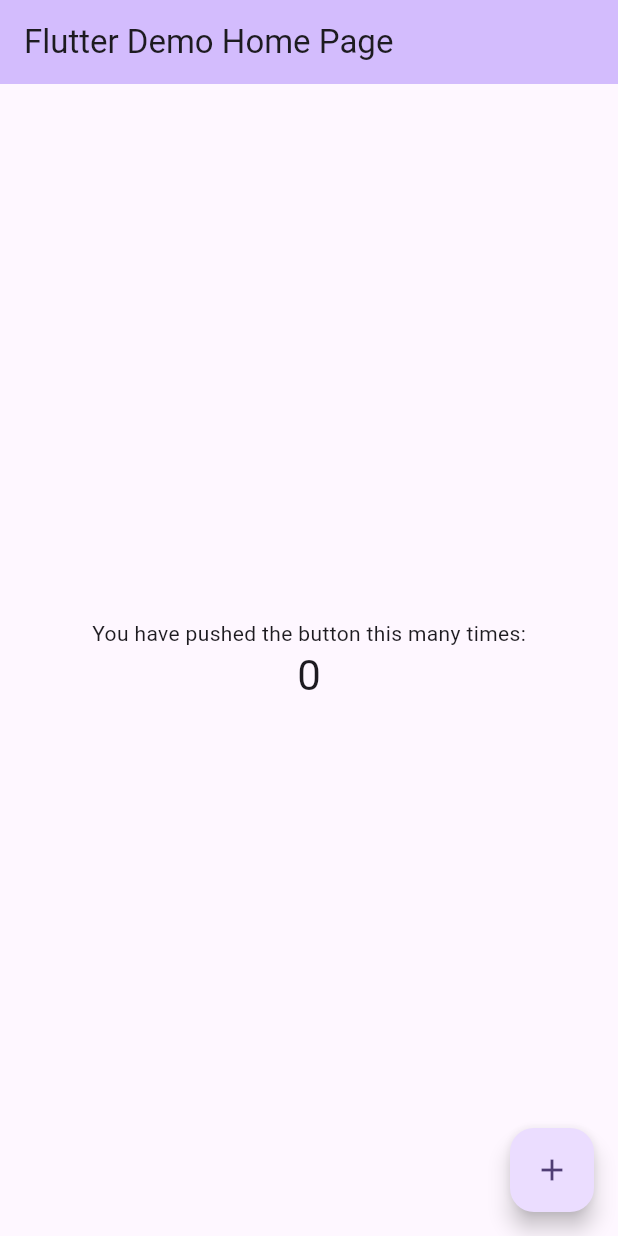
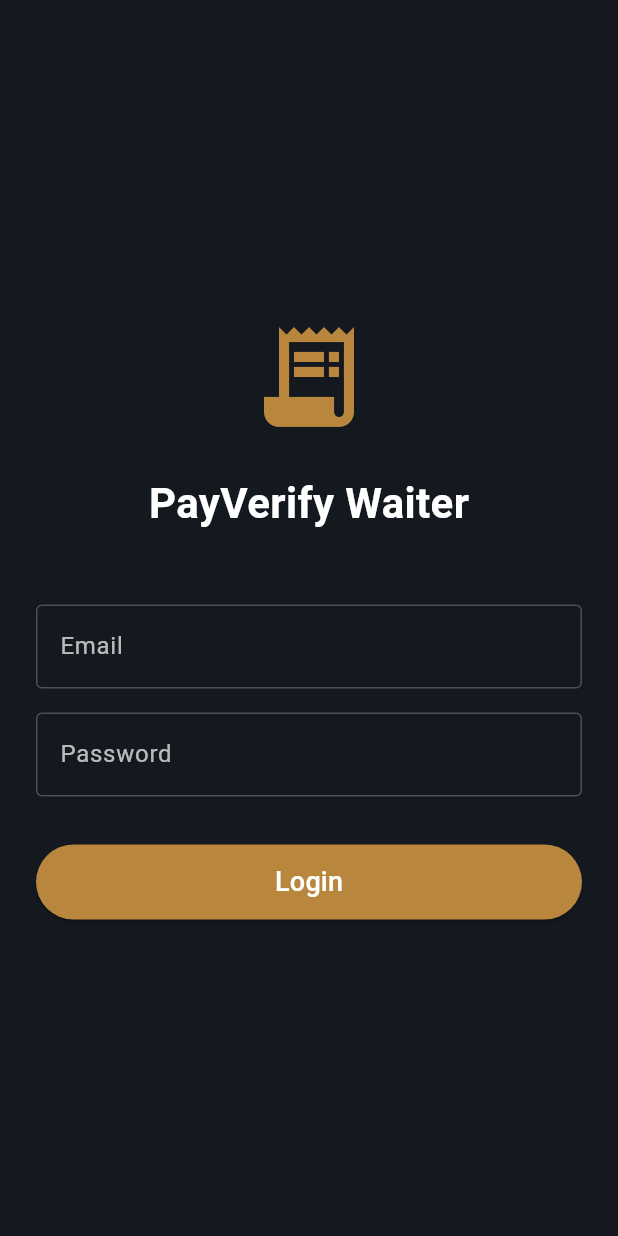
Before and after one commit to yonas-woldeyohanis/payverify, a Flutter app: the screen it shows after launch, on a phone screen of 412 x 824 dp. Run offline on Flutter 3.47's test engine with Material 3 defaults, Android fonts, the phone set to English and light mode, and no system bars; our stand-ins replace supabase_flutter; accounts and stored records are empty.

Commit message:
Add Supabase authentication and beautiful Material Design login screen

```diff
--- a/waiter_app/lib/main.dart
+++ b/waiter_app/lib/main.dart
@@ -1,125 +1,56 @@
 import 'package:flutter/material.dart';
+import 'package:supabase_flutter/supabase_flutter.dart';
+import 'utils/constants.dart';
+import 'screens/login_screen.dart';
+import 'screens/home_screen.dart';
 
-void main() {
-  runApp(const MyApp());
+Future<void> main() async {
+  WidgetsFlutterBinding.ensureInitialized();
+
+  await Supabase.initialize(
+    url: supabaseUrl,
+    anonKey: supabaseAnonKey,
+  );
+
+  runApp(const WaiterApp());
 }
 
-class MyApp extends StatelessWidget {
-  const MyApp({super.key});
+class WaiterApp extends StatelessWidget {
+  const WaiterApp({super.key});
 
-  // This widget is the root of your application.
   @override
   Widget build(BuildContext context) {
     return MaterialApp(
-      title: 'Flutter Demo',
+      title: 'PayVerify Waiter',
       theme: ThemeData(
-        // This is the theme of your application.
-        //
-        // TRY THIS: Try running your application with "flutter run". You'll see
-        // the application has a purple toolbar. Then, without quitting the app,
-        // try changing the seedColor in the colorScheme below to Colors.green
-        // and then invoke "hot reload" (save your changes or press the "hot
-        // reload" button in a Flutter-supported IDE, or press "r" if you used
-        // the command line to start the app).
-        //
-        // Notice that the counter didn't reset back to zero; the application
-        // state is not lost during the reload. To reset the state, use hot
-        // restart instead.
-        //
-        // This works for code too, not just values: Most code changes can be
-        // tested with just a hot reload.
-        colorScheme: ColorScheme.fromSeed(seedColor: Colors.deepPurple),
+        colorScheme: ColorScheme.fromSeed(seedColor: primaryColor),
         useMaterial3: true,
       ),
-      home: const MyHomePage(title: 'Flutter Demo Home Page'),
+      home: const AuthGate(),
     );
   }
 }
 
-class MyHomePage extends StatefulWidget {
-  const MyHomePage({super.key, required this.title});
-
-  // This widget is the home page of your application. It is stateful, meaning
-  // that it has a State object (defined below) that contains fields that affect
-  // how it looks.
-
-  // This class is the configuration for the state. It holds the values (in this
-  // case the title) provided by the parent (in this case the App widget) and
-  // used by the build method of the State. Fields in a Widget subclass are
-  // always marked "final".
-
-  final String title;
+class AuthGate extends StatefulWidget {
+  const AuthGate({super.key});
 
   @override
-  State<MyHomePage> createState() => _MyHomePageState();
+  State<AuthGate> createState() => _AuthGateState();
 }
 
-class _MyHomePageState extends State<MyHomePage> {
-  int _counter = 0;
-
-  void _incrementCounter() {
-    setState(() {
-      // This call to setState tells the Flutter framework that something has
-      // changed in this State, which causes it to rerun the build method below
-      // so that the display can reflect the updated values. If we changed
-      // _counter without calling setState(), then the build method would not be
-      // called again, and so nothing would appear to happen.
-      _counter++;
+class _AuthGateState extends State<AuthGate> {
+  @override
+  void initState() {
+    super.initState();
+    supabase.auth.onAuthStateChange.listen((data) {
+      if (mounted) setState(() {});
     });
   }
 
   @override
   Widget build(BuildContext context) {
-    // This method is rerun every time setState is called, for instance as done
-    // by the _incrementCounter method above.
-    //
-    // The Flutter framework has been optimized to make rerunning build methods
-    // fast, so that you can just rebuild anything that needs updating rather
-    // than having to individually change instances of widgets.
-    return Scaffold(
-      appBar: AppBar(
-        // TRY THIS: Try changing the color here to a specific color (to
-        // Colors.amber, perhaps?) and trigger a hot reload to see the AppBar
-        // change color while the other colors stay the same.
-        backgroundColor: Theme.of(context).colorScheme.inversePrimary,
-        // Here we take the value from the MyHomePage object that was created by
-        // the App.build method, and use it to set our appbar title.
-        title: Text(widget.title),
-      ),
-      body: Center(
-        // Center is a layout widget. It takes a single child and positions it
-        // in the middle of the parent.
-        child: Column(
-          // Column is also a layout widget. It takes a list of children and
-          // arranges them vertically. By default, it sizes itself to fit its
-          // children horizontally, and tries to be as tall as its parent.
-          //
-          // Column has various properties to control how it sizes itself and
-          // how it positions its children. Here we use mainAxisAlignment to
-          // center the children vertically; the main axis here is the vertical
-          // axis because Columns are vertical (the cross axis would be
-          // horizontal).
-          //
-          // TRY THIS: Invoke "debug painting" (choose the "Toggle Debug Paint"
-          // action in the IDE, or press "p" in the console), to see the
-          // wireframe for each widget.
-          mainAxisAlignment: MainAxisAlignment.center,
-          children: <Widget>[
-            const Text(
-              'You have pushed the button this many times:',
-            ),
-            Text(
-              '$_counter',
-              style: Theme.of(context).textTheme.headlineMedium,
-            ),
-          ],
-        ),
-      ),
-      floatingActionButton: FloatingActionButton(
-        onPressed: _incrementCounter,
-        tooltip: 'Increment',
-        child: const Icon(Icons.add),
-      ), // This trailing comma makes auto-formatting nicer for build methods.
-    );
+    return supabase.auth.currentSession == null
+        ? const LoginScreen()
+        : const HomeScreen();
   }
 }
--- /dev/null
+++ b/waiter_app/lib/screens/home_screen.dart
@@ -0,0 +1,27 @@
+import 'package:flutter/material.dart';
+import '../utils/constants.dart';
+
+class HomeScreen extends StatelessWidget {
+  const HomeScreen({super.key});
+
+  @override
+  Widget build(BuildContext context) {
+    return Scaffold(
+      appBar: AppBar(
+        title: const Text('Dashboard'),
+        backgroundColor: backgroundColor,
+        actions: [
+          IconButton(
+            icon: const Icon(Icons.logout),
+            onPressed: () async {
+              await supabase.auth.signOut();
+            },
+          )
+        ],
+      ),
+      body: const Center(
+        child: Text('Scanner Screen coming next!'),
+      ),
+    );
+  }
+}
--- /dev/null
+++ b/waiter_app/lib/screens/login_screen.dart
@@ -0,0 +1,93 @@
+import 'package:flutter/material.dart';
+import '../utils/constants.dart';
+
+class LoginScreen extends StatefulWidget {
+  const LoginScreen({super.key});
+
+  @override
+  State<LoginScreen> createState() => _LoginScreenState();
+}
+
+class _LoginScreenState extends State<LoginScreen> {
+  final _emailController = TextEditingController();
+  final _passwordController = TextEditingController();
+  bool _isLoading = false;
+
+  Future<void> _signIn() async {
+    setState(() => _isLoading = true);
+    try {
+      await supabase.auth.signInWithPassword(
+        email: _emailController.text.trim(),
+        password: _passwordController.text,
+      );
+      // Navigation is handled by auth state listener in main.dart
+    } catch (error) {
+      if (mounted) {
+        ScaffoldMessenger.of(context).showSnackBar(
+          SnackBar(content: Text('Login failed: $error'), backgroundColor: Colors.red),
+        );
+      }
+    } finally {
+      if (mounted) setState(() => _isLoading = false);
+    }
+  }
+
+  @override
+  Widget build(BuildContext context) {
+    return Scaffold(
+      backgroundColor: backgroundColor,
+      body: Center(
+        child: SingleChildScrollView(
+          padding: const EdgeInsets.all(24.0),
+          child: Column(
+            mainAxisAlignment: MainAxisAlignment.center,
+            children: [
+              const Icon(Icons.receipt_long, size: 80, color: primaryColor),
+              const SizedBox(height: 24),
+              const Text(
+                'PayVerify Waiter',
+                style: TextStyle(fontSize: 28, fontWeight: FontWeight.bold, color: Colors.white),
+              ),
+              const SizedBox(height: 48),
+              TextField(
+                controller: _emailController,
+                style: const TextStyle(color: Colors.white),
+                decoration: const InputDecoration(
+                  labelText: 'Email',
+                  labelStyle: TextStyle(color: Colors.white70),
+                  enabledBorder: OutlineInputBorder(borderSide: BorderSide(color: Colors.white24)),
+                  focusedBorder: OutlineInputBorder(borderSide: BorderSide(color: primaryColor)),
+                ),
+                keyboardType: TextInputType.emailAddress,
+              ),
+              const SizedBox(height: 16),
+              TextField(
+                controller: _passwordController,
+                style: const TextStyle(color: Colors.white),
+                decoration: const InputDecoration(
+                  labelText: 'Password',
+                  labelStyle: TextStyle(color: Colors.white70),
+                  enabledBorder: OutlineInputBorder(borderSide: BorderSide(color: Colors.white24)),
+                  focusedBorder: OutlineInputBorder(borderSide: BorderSide(color: primaryColor)),
+                ),
+                obscureText: true,
+              ),
+              const SizedBox(height: 32),
+              SizedBox(
+                width: double.infinity,
+                height: 50,
+                child: ElevatedButton(
+                  onPressed: _isLoading ? null : _signIn,
+                  style: ElevatedButton.styleFrom(backgroundColor: primaryColor),
+                  child: _isLoading
+                      ? const CircularProgressIndicator(color: Colors.white)
+                      : const Text('Login', style: TextStyle(fontSize: 18, color: Colors.white)),
+                ),
+              ),
+            ],
+          ),
+        ),
+      ),
+    );
+  }
+}
--- /dev/null
+++ b/waiter_app/lib/utils/constants.dart
@@ -0,0 +1,10 @@
+import 'package:flutter/material.dart';
+import 'package:supabase_flutter/supabase_flutter.dart';
+
+const String supabaseUrl = 'https://vmifpqugzarduojgqsvo.supabase.co';
+const String supabaseAnonKey = 'sb_publishable_UXxJn7n2Xjz_1wH_MLaRNg_O1UuVkN9';
+
+final supabase = Supabase.instance.client;
+
+const Color primaryColor = Color(0xFFB8863C);
+const Color backgroundColor = Color(0xFF14181F);
```
